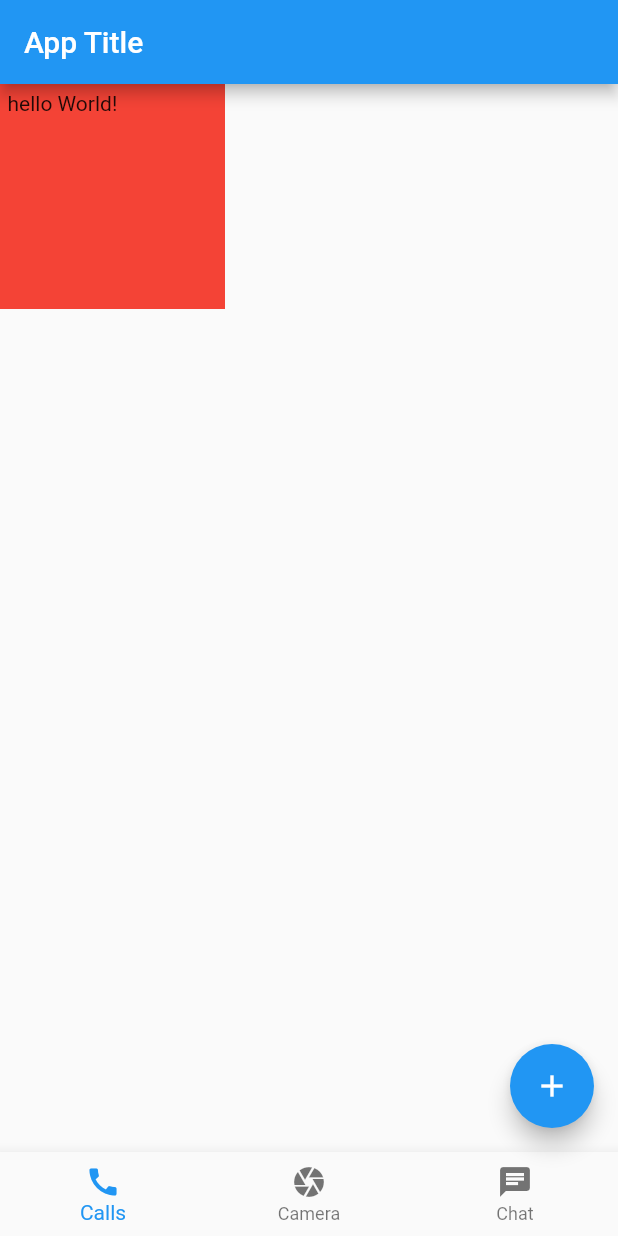
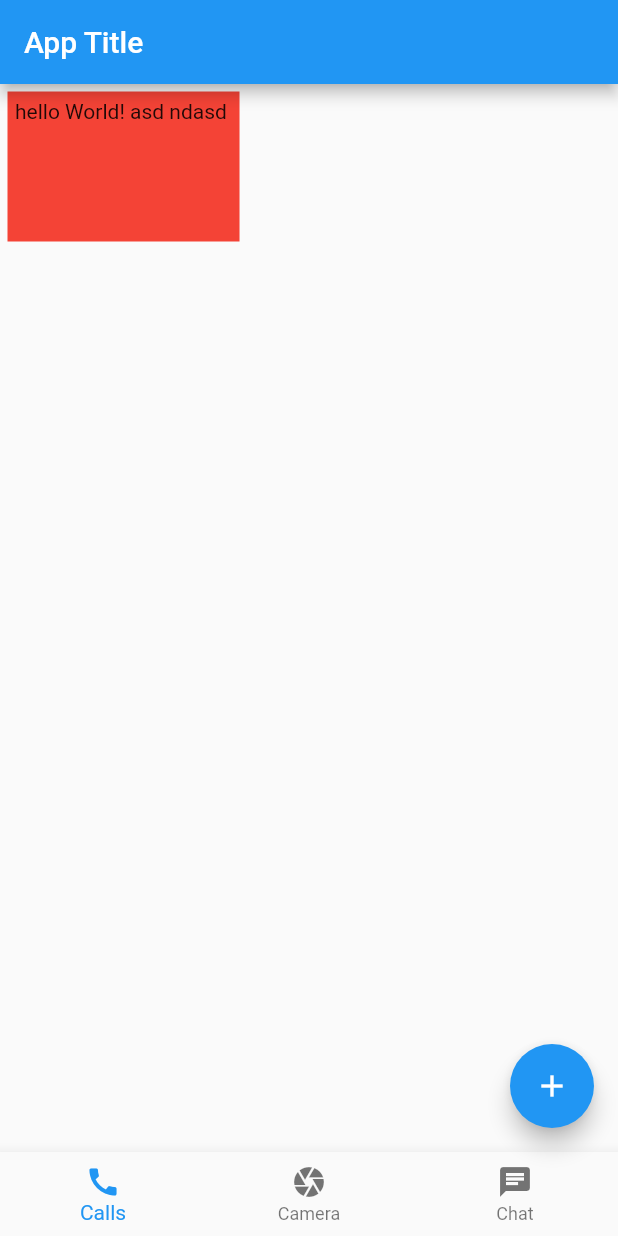
Before and after one commit to netTrek-Flutter/swr-flutter-1, a Flutter app: the screen it shows after launch, on a phone screen of 412 x 824 dp. Run offline on Flutter 3.47's test engine with Material 2 defaults, Android fonts, the phone set to English and light mode, and no system bars.

Commit message:
margin, align

```diff
--- a/lib/main.dart
+++ b/lib/main.dart
@@ -75,12 +75,43 @@ class ContainerSample extends StatelessWidget {
     //   ),
     // );
     return Container(
+/*
       color: Colors.red,
+
       width: 150,
       height: 150,
+*/
+
+      constraints: const BoxConstraints(
+        minWidth: 100,
+        minHeight: 100,
+        maxHeight: 150,
+      ),
+
+      decoration: BoxDecoration(
+        color: Colors.red,
+      ),
+
       padding: const EdgeInsets.all(5),
+
+      margin: const EdgeInsets.all(5),
+
+      // alignment: Alignment(0, 0), // -1 -> 1 - Center 0 x 0
+      // alignment: Alignment(-1, 0),
+      // alignment: Alignment(-1, -1),
+      // alignment: Alignment(1, 1),
+      // alignment: FractionalOffset(1, 1),
+      // alignment: FractionalOffset(0.5, 0.5), // 0 -> 1 - center 0,5 x 0,5
+      // alignment: FractionalOffset.
+      // alignment: Alignment.centerRight,
+
+      // transform: Matrix4.rotationZ(0.1),
+      // transform: Matrix4.rotationZ(45 * pi / 180),
+      // transformAlignment: Alignment.center,
+      // transformAlignment: Alignment.centerRight,
+
       // padding: EdgeInsets.only(left: 5),
-      child: const Text('hello World!'),
+      child: const Text('hello World! asd ndasd '),
     );
   }
 }
```
